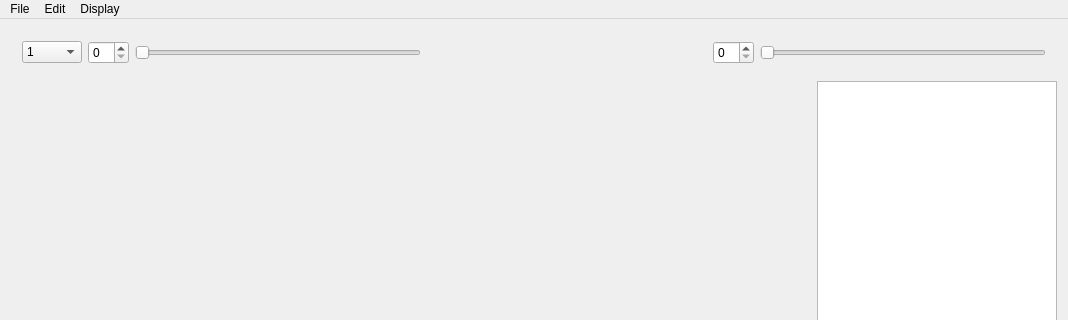
Old version of the form ManifoldWavelets/manifoldwavelets.ui in the repository sunyzm/ZGeometry; both pictures show x 0 to 1068 and y 0 to 320 of the 1068 by 850 pixel window.
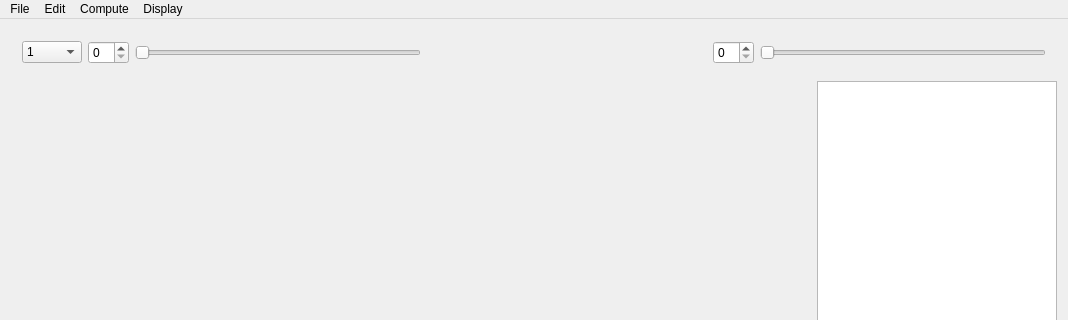
New version of the form. Custom widgets are drawn as their Qt base class.

Commit message: compute and show SGWS features; ui change

```diff
--- a/ManifoldWavelets/manifoldwavelets.ui
+++ b/ManifoldWavelets/manifoldwavelets.ui
@@ -223,8 +223,16 @@
     <addaction name="actionShowSignature"/>
     <addaction name="menuDisplay_Type"/>
    </widget>
+   <widget class="QMenu" name="menuCompute">
+    <property name="title">
+     <string>Compute</string>
+    </property>
+    <addaction name="actionComputeLaplacian"/>
+    <addaction name="actionSGWSFeatures"/>
+   </widget>
    <addaction name="menuFile"/>
    <addaction name="menuEdit"/>
+   <addaction name="menuCompute"/>
    <addaction name="menuDisplay"/>
   </widget>
   <widget class="QStatusBar" name="statusBar"/>
```
Left out of the diff: 35 changed lines with no effect on the pictures. The commit also changes 6 other files.
